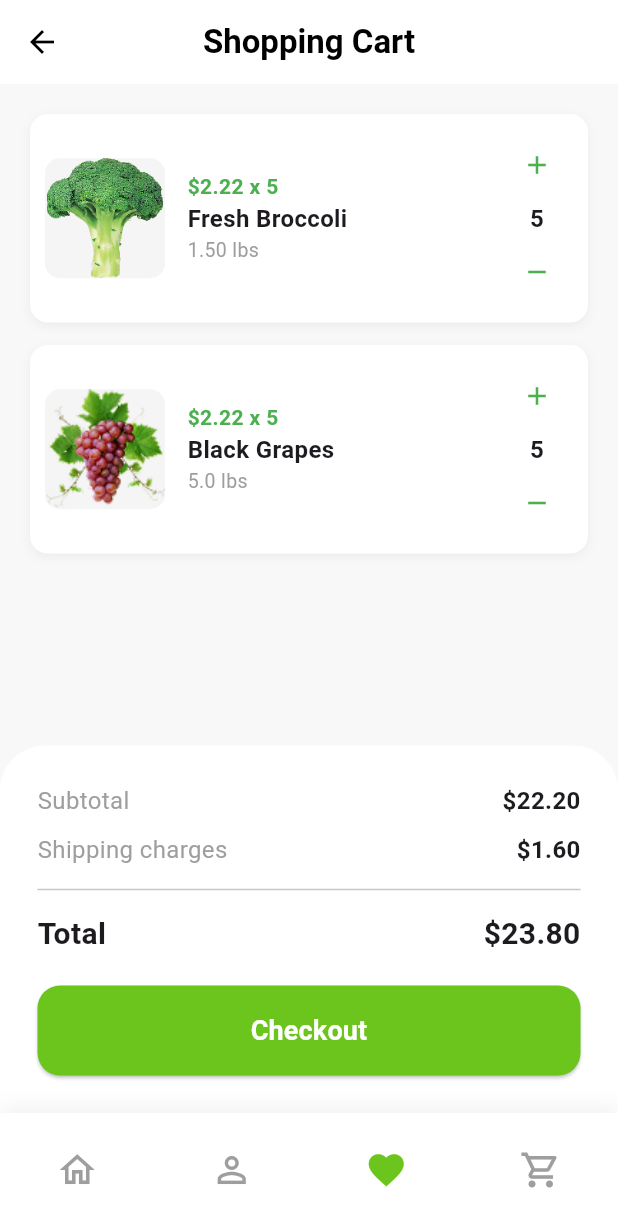
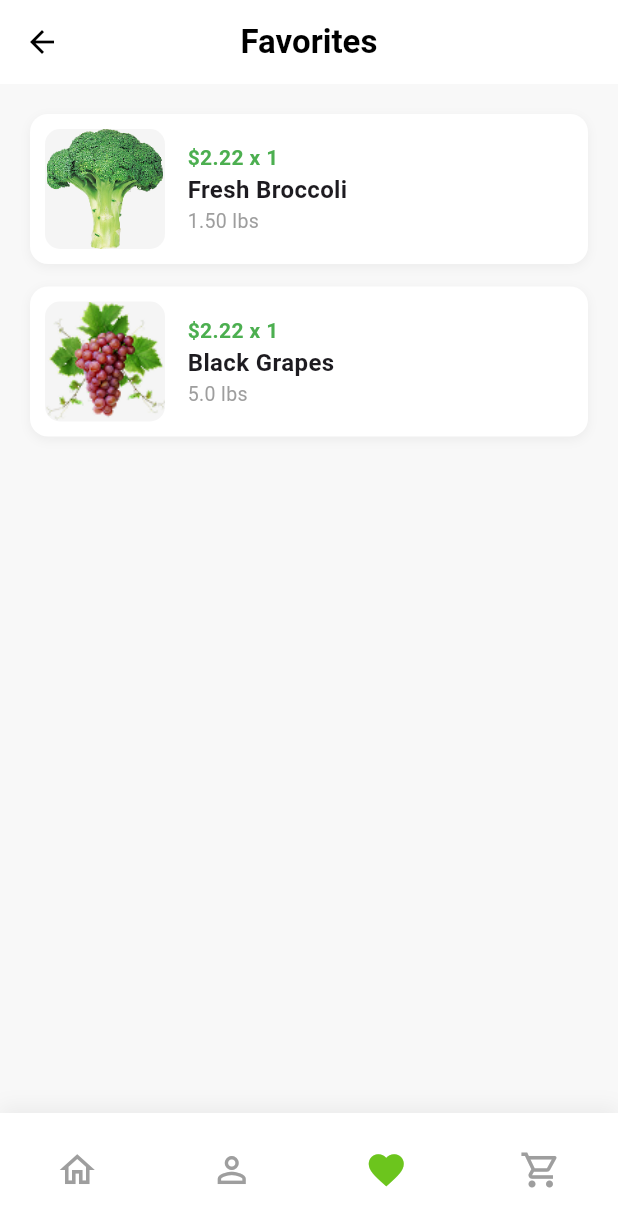
Before and after one commit to VinHa28/big-cart, a Flutter app: the MainWrapper screen opened by its route, item 3 of the bottom bar chosen, on a phone screen of 412 x 824 dp. Shown: the top 1227 px of the screen. Run offline on Flutter 3.47's test engine with Material 3 defaults, Android fonts, the phone set to English and light mode, and no system bars; our stand-ins replace carousel_slider, flutter_svg.

Commit message:
UI Favorites Screen

```diff
--- a/app/lib/screens/favorites_screen.dart
+++ b/app/lib/screens/favorites_screen.dart
@@ -0,0 +1,139 @@
+import 'package:app/models/cart.dart';
+import 'package:app/models/favorite.dart';
+import 'package:app/models/product.dart';
+import 'package:flutter/material.dart';
+import '../widgets/cart_item_widget.dart';
+
+class FavoritesScreen extends StatefulWidget {
+  const FavoritesScreen({super.key});
+
+  @override
+  State<FavoritesScreen> createState() => _FavoritesScreenState();
+}
+
+class _FavoritesScreenState extends State<FavoritesScreen> {
+  // Giả lập dữ liệu theo đúng model Favorite của bạn
+  late Favorite myFavorites;
+
+  @override
+  void initState() {
+    super.initState();
+    // Khởi tạo dữ liệu mẫu
+    myFavorites = Favorite(
+      id: 'fav_001',
+      userId: 'user_001',
+      items: [
+        FavoriteItem(
+          product: Product(
+            id: '1',
+            name: 'Fresh Broccoli',
+            price: 2.22,
+            unit: '1.50 lbs',
+            image: 'assets/images/products/broccoli.png',
+            description: '',
+            stock: 10,
+            categoryId: '1',
+            isActive: true,
+          ),
+        ),
+        FavoriteItem(
+          product: Product(
+            id: '2',
+            name: 'Black Grapes',
+            price: 2.22,
+            unit: '5.0 lbs',
+            image: 'assets/images/products/grapes.png',
+            description: '',
+            stock: 10,
+            categoryId: '1',
+            isActive: true,
+          ),
+        ),
+      ],
+    );
+  }
+
+  @override
+  Widget build(BuildContext context) {
+    return Scaffold(
+      backgroundColor: const Color(0xFFF8F8F8),
+      appBar: AppBar(
+        backgroundColor: Colors.white,
+        elevation: 0,
+        leading: IconButton(
+          icon: const Icon(Icons.arrow_back, color: Colors.black),
+          onPressed: () => Navigator.pop(context),
+        ),
+        title: const Text(
+          "Favorites",
+          style: TextStyle(color: Colors.black, fontWeight: FontWeight.bold),
+        ),
+        centerTitle: true,
+      ),
+      body: myFavorites.items.isEmpty
+          ? _buildEmptyState()
+          : ListView.builder(
+              padding: const EdgeInsets.all(20),
+              itemCount: myFavorites.items.length,
+              itemBuilder: (context, index) {
+                final favoriteItem = myFavorites.items[index];
+                final product = favoriteItem.product;
+
+                // Chuyển đổi sang CartItem để dùng CartItemWidget (quantity mặc định là 1)
+                final displayItem = CartItem(product: product, quantity: 1);
+
+                return Dismissible(
+                  key: Key(product.id),
+                  direction: DismissDirection.endToStart,
+                  onDismissed: (direction) {
+                    setState(() {
+                      myFavorites.items.removeAt(index);
+                    });
+                    // Gọi API xóa favorite tại đây
+                  },
+                  background: _buildDeleteBackground(),
+                  child: CartItemWidget(
+                    cartItem: displayItem,
+                    isCart: false, // Ẩn bộ tăng giảm số lượng
+                    onAdd: () {},
+                    onRemove: () {},
+                  ),
+                );
+              },
+            ),
+    );
+  }
+
+  Widget _buildDeleteBackground() {
+    return Container(
+      alignment: Alignment.centerRight,
+      padding: const EdgeInsets.symmetric(horizontal: 20),
+      margin: const EdgeInsets.only(bottom: 15),
+      decoration: BoxDecoration(
+        color: Colors.redAccent.withValues(alpha: 0.1),
+        borderRadius: BorderRadius.circular(12),
+      ),
+      child: const Icon(Icons.delete_outline, color: Colors.red, size: 30),
+    );
+  }
+
+  Widget _buildEmptyState() {
+    return Center(
+      child: Column(
+        mainAxisAlignment: MainAxisAlignment.center,
+        children: [
+          Icon(Icons.favorite_border, size: 80, color: Colors.grey[300]),
+          const SizedBox(height: 20),
+          const Text(
+            "No favorites yet",
+            style: TextStyle(
+              fontSize: 18,
+              color: Colors.grey,
+              fontWeight: FontWeight.bold,
+            ),
+          ),
+        ],
+      ),
+    );
+  }
+}
--- a/app/lib/screens/home_screen.dart
+++ b/app/lib/screens/home_screen.dart
@@ -1,6 +1,5 @@
 import 'package:app/constants/app_assets.dart';
 import 'package:app/mock/mock_data.dart';
-import 'package:app/screens/category_list_screen.dart';
 import 'package:app/screens/product_list_screen.dart';
 import 'package:app/widgets/category_card.dart';
 import 'package:app/widgets/product_card.dart';
@@ -115,7 +114,7 @@ class _HomeScreenState extends State<HomeScreen> {
     return Container(
       height: 50,
       decoration: BoxDecoration(
-        color: Colors.grey.withOpacity(0.1),
+        color: Colors.grey.withValues(alpha: 0.1),
         borderRadius: BorderRadius.circular(10),
       ),
       child: TextField(
--- a/app/lib/screens/main_wrapper.dart
+++ b/app/lib/screens/main_wrapper.dart
@@ -1,4 +1,5 @@
 import 'package:app/screens/cart_screen.dart';
+import 'package:app/screens/favorites_screen.dart';
 import 'package:app/screens/profile_screen.dart';
 import 'package:flutter/material.dart';
 import '../constants/app_colors.dart';
@@ -19,10 +20,8 @@ class _MainWrapperState extends State<MainWrapper> {
   final List<Widget> _screens = const [
     HomeScreen(),
     AccountScreen(),
+    FavoritesScreen(),
     CartScreen(),
-    CartScreen(),
-    // FavoritesScreen(),
-    // Màn hình giỏ hàng có thể được xử lý riêng, không cần ở đây
   ];
 
   @override
--- a/app/lib/widgets/category_filter_modal.dart
+++ b/app/lib/widgets/category_filter_modal.dart
@@ -1,5 +1,4 @@
 import 'package:flutter/material.dart';
-import '../constants/app_colors.dart';
 
 class CategoryFilterModal extends StatelessWidget {
   const CategoryFilterModal({super.key});
```
